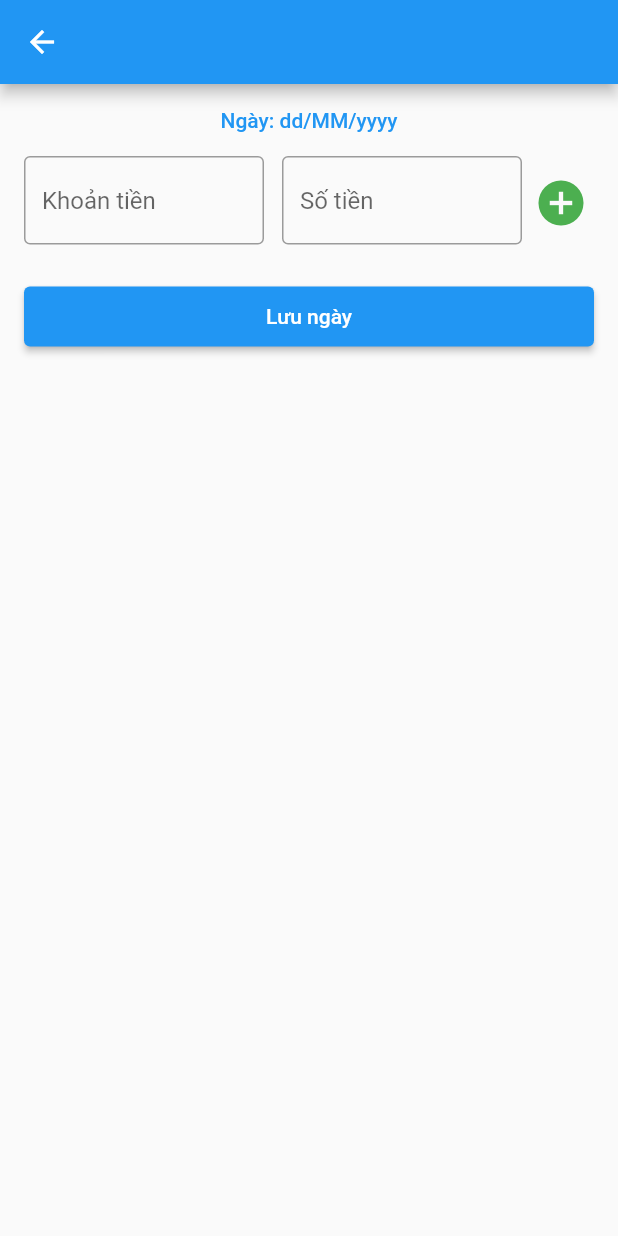
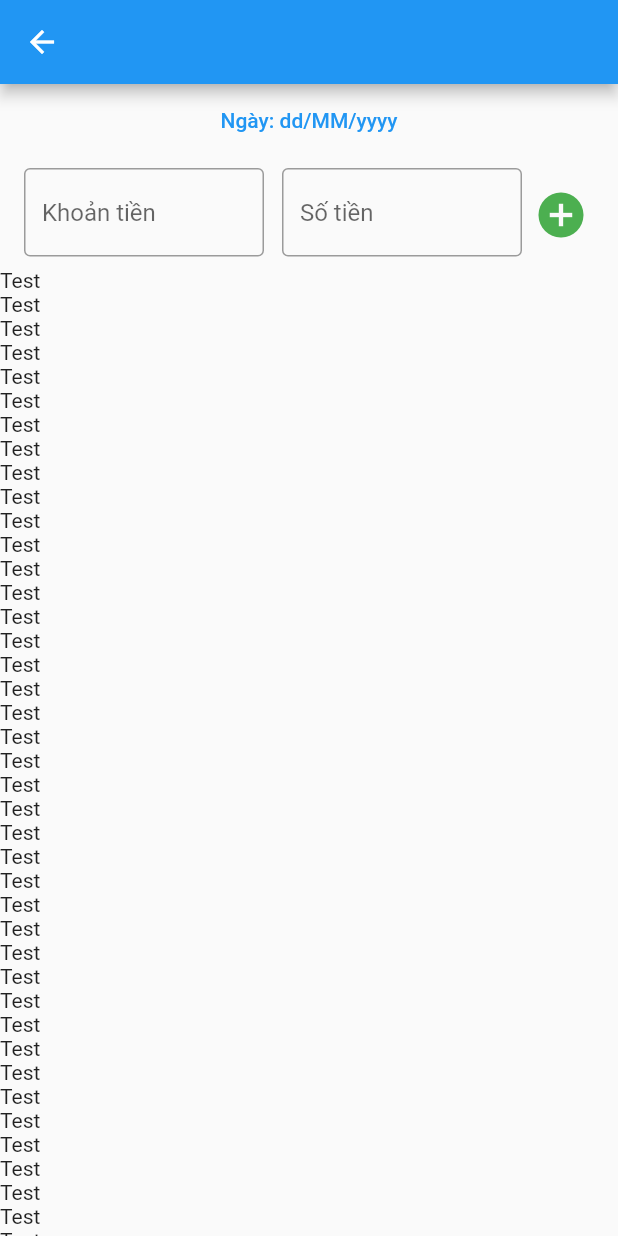
Before and after one commit to trungduc0310/flutter-daily-expenses, a Flutter app: the AddDailyNotePage screen opened by its route, on a phone screen of 412 x 824 dp. Run offline on Flutter 3.47's test engine with Material 2 defaults, Android fonts, the phone set to English and light mode, and no system bars; our stand-ins replace sqflite; accounts and stored records are empty.

Commit message:
add item

```diff
--- /dev/null
+++ b/lib/bloc/add_daily_bloc.dart
@@ -0,0 +1,23 @@
+import 'dart:async';
+
+import '../entity/state_daily_add_item.dart';
+import '../repository/daily_report_repository.dart';
+
+class AddDailyBloc {
+  final _dailyRepository = DailyReportRepositoryImp.newInstance();
+  final stateAddDaily = StreamController<List<ItemDailyStateAdd>>();
+
+  final _listStateAddItem = <ItemDailyStateAdd>[];
+
+  AddDailyBloc() {
+    _listStateAddItem.add(ItemDailyStateAdd());
+    stateAddDaily.add(_listStateAddItem);
+  }
+
+  addNewItemAddDaily() {
+    _listStateAddItem.add(ItemDailyStateAdd());
+    var lastItemIndex = _listStateAddItem.length - 2;
+    _listStateAddItem[lastItemIndex].visibleAdd = false;
+    stateAddDaily.add(_listStateAddItem);
+  }
+}
--- /dev/null
+++ b/lib/entity/state_daily_add_item.dart
@@ -0,0 +1,5 @@
+class ItemDailyStateAdd{
+  String? amount;
+  int? money;
+  bool visibleAdd = true;
+}
--- a/lib/main.dart
+++ b/lib/main.dart
@@ -22,7 +22,7 @@
       home: HomePage(),
       routes:{
         Strings.screenHome: (context) => HomePage(),
-        Strings.screenAdd: (context) => const AddDailyNotePage(),
+        Strings.screenAdd: (context) => AddDailyNotePage(),
         Strings.screenEdit: (context) => const EditDailyNotePage(),
       },
     );
--- a/lib/screen/add_daily_note.dart
+++ b/lib/screen/add_daily_note.dart
@@ -1,12 +1,14 @@
 import 'package:flutter/material.dart';
-import 'package:intl/intl.dart';
 import 'package:my_todo_app/source/string.dart';
 import 'package:my_todo_app/utils/calendar_utils.dart';
 
+import '../bloc/add_daily_bloc.dart';
 import '../widget/item_add_daily.dart';
 
 class AddDailyNotePage extends StatefulWidget {
-  const AddDailyNotePage({super.key});
+  AddDailyNotePage({super.key});
+
+  final _bloc = AddDailyBloc();
 
   @override
   State<StatefulWidget> createState() {
@@ -24,9 +26,11 @@
   Widget build(BuildContext context) {
     return Scaffold(
       appBar: AppBar(
-        leading: IconButton(onPressed: (){
-          Navigator.pop(context,"test");
-        }, icon: const Icon(Icons.arrow_back)),
+        leading: IconButton(
+            onPressed: () {
+              Navigator.pop(context, "test");
+            },
+            icon: const Icon(Icons.arrow_back)),
       ),
       body: SingleChildScrollView(
         child: Column(
@@ -40,11 +44,48 @@
                       });
                     },
                     child: const Text("Ngày: dd/MM/yyyy"))),
+            Padding(
+              padding: const EdgeInsets.symmetric(horizontal: 16, vertical: 8),
+              child: Row(
+                mainAxisAlignment: MainAxisAlignment.spaceBetween,
+                children: [
+                  Expanded(
+                    child: Padding(
+                      padding: const EdgeInsets.only(right: 6),
+                      child: TextField(
+                        decoration: const InputDecoration(
+                            border: OutlineInputBorder(),
+                            hintText: Strings.textHintContentMoney),
+                        textInputAction: TextInputAction.next,
+                      ),
+                    ),
+                  ),
+                  Expanded(
+                    child: Padding(
+                      padding: const EdgeInsets.only(left: 6),
+                      child: TextField(
+                          decoration: const InputDecoration(
+                              border: OutlineInputBorder(),
+                              hintText: Strings.textHintValueMoney),
+                          keyboardType: TextInputType.number,
+                          textInputAction: TextInputAction.done),
+                    ),
+                  ),
+                  IconButton(
+                      onPressed: () {},
+                      icon: const Icon(
+                        Icons.add_circle,
+                        size: 36,
+                        color: Colors.green,
+                      ))
+                ],
+              ),
+            ),
             ListView.builder(
                 itemBuilder: (BuildContext context, int index) {
-                  return const ItemAddDaily();
+                  return Text("Test");
                 },
-                itemCount: 1,
+                itemCount: 100,
                 shrinkWrap: true,
                 physics: const ScrollPhysics()),
             Container(
@@ -52,7 +93,7 @@
               padding: const EdgeInsets.symmetric(horizontal: 16),
               child: ElevatedButton(
                   onPressed: () {
-                    Navigator.pop(context,"test");
+                    Navigator.pop(context, "test");
                   },
                   child: Container(
                     padding: const EdgeInsets.symmetric(vertical: 12),
--- a/lib/source/string.dart
+++ b/lib/source/string.dart
@@ -21,5 +21,8 @@
   static const String textHintContentMoney = "Khoản tiền";
   static const String textHintValueMoney = "Số tiền";
 
+  static const String textErrorAmountEmpty = "Khoản tiền không dược để trống";
+  static const String textErrorMoneyEmpty = "Số tiền không dược để trống";
+
 
 }
--- a/lib/widget/item_add_daily.dart
+++ b/lib/widget/item_add_daily.dart
@@ -1,38 +1,66 @@
 import 'package:flutter/material.dart';
 import 'package:my_todo_app/source/string.dart';
 
+import '../bloc/add_daily_bloc.dart';
+import '../entity/state_daily_add_item.dart';
+
 class ItemAddDaily extends StatelessWidget {
-  const ItemAddDaily({super.key});
+  ItemAddDaily({super.key, required this.addDailyBloc, required this.item});
+
+  final AddDailyBloc addDailyBloc;
+  final ItemDailyStateAdd item;
+  final TextEditingController _amountController = TextEditingController();
+  final TextEditingController _moneyController = TextEditingController();
 
   @override
   Widget build(BuildContext context) {
+    _amountController.text = item.amount ?? "";
+    if (item.money == null) {
+      _moneyController.text = "";
+    } else {
+      _moneyController.text = item.money.toString();
+    }
     return Padding(
-      padding: const EdgeInsets.symmetric(horizontal: 16),
+      padding: const EdgeInsets.symmetric(horizontal: 16, vertical: 8),
       child: Row(
         mainAxisAlignment: MainAxisAlignment.spaceBetween,
         children: [
-          const Expanded(
+          Expanded(
             child: Padding(
-              padding: EdgeInsets.only(right: 6),
+              padding: const EdgeInsets.only(right: 6),
               child: TextField(
-                decoration: InputDecoration(
-                    border: OutlineInputBorder(), hintText: Strings.textHintContentMoney),
+                controller: _amountController,
+                decoration: const InputDecoration(
+                    border: OutlineInputBorder(),
+                    hintText: Strings.textHintContentMoney),
                 textInputAction: TextInputAction.next,
               ),
             ),
           ),
-          const Expanded(
+          Expanded(
             child: Padding(
-              padding: EdgeInsets.only(left: 6),
+              padding: const EdgeInsets.only(left: 6),
               child: TextField(
-                decoration: InputDecoration(
-                    border: OutlineInputBorder(), hintText: Strings.textHintValueMoney),
-                keyboardType: TextInputType.number,
-                  textInputAction: TextInputAction.done
-              ),
+                  controller: _moneyController,
+                  decoration: const InputDecoration(
+                      border: OutlineInputBorder(),
+                      hintText: Strings.textHintValueMoney),
+                  keyboardType: TextInputType.number,
+                  textInputAction: TextInputAction.done),
             ),
           ),
-          IconButton(onPressed: (){}, icon: const Icon(Icons.add_circle, size: 36, color: Colors.green,))
+          Visibility(
+            visible: item.visibleAdd,
+            child: IconButton(
+                onPressed: () {
+                  addDailyBloc.addNewItemAddDaily();
+                },
+                icon: const Icon(
+                  Icons.add_circle,
+                  size: 36,
+                  color: Colors.green,
+                )),
+          )
         ],
       ),
     );
```
Also changed, not shown: lib/bloc/home_bloc.dart (+4 -3 lines), lib/data/daily_dao.dart (+35 -8 lines), lib/data/db_provider.dart (+13 -4 lines), lib/entity/daily_reponse.dart (added, +9 -0 lines), lib/model/daily_report.dart (+6 -6 lines), lib/model/day_report.dart (added, +20 -0 lines), lib/repository/daily_report_repository.dart (+41 -20 lines), lib/screen/home.dart (+30 -9 lines), lib/widget/item_daily_home.dart (+15 -8 lines).
